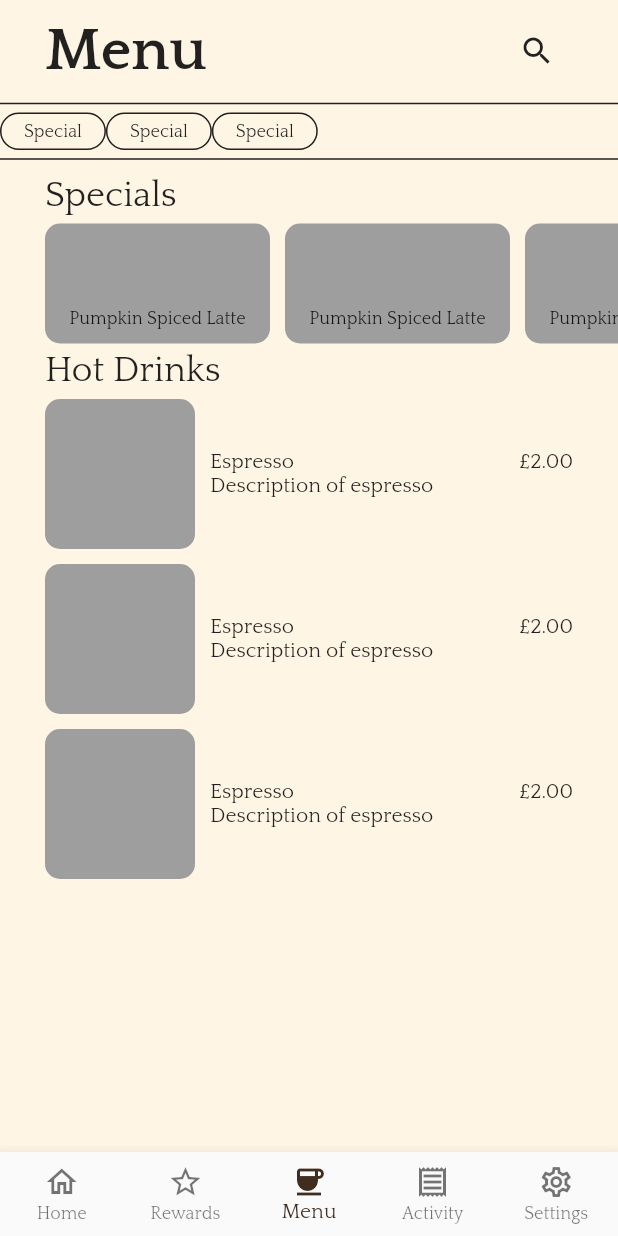
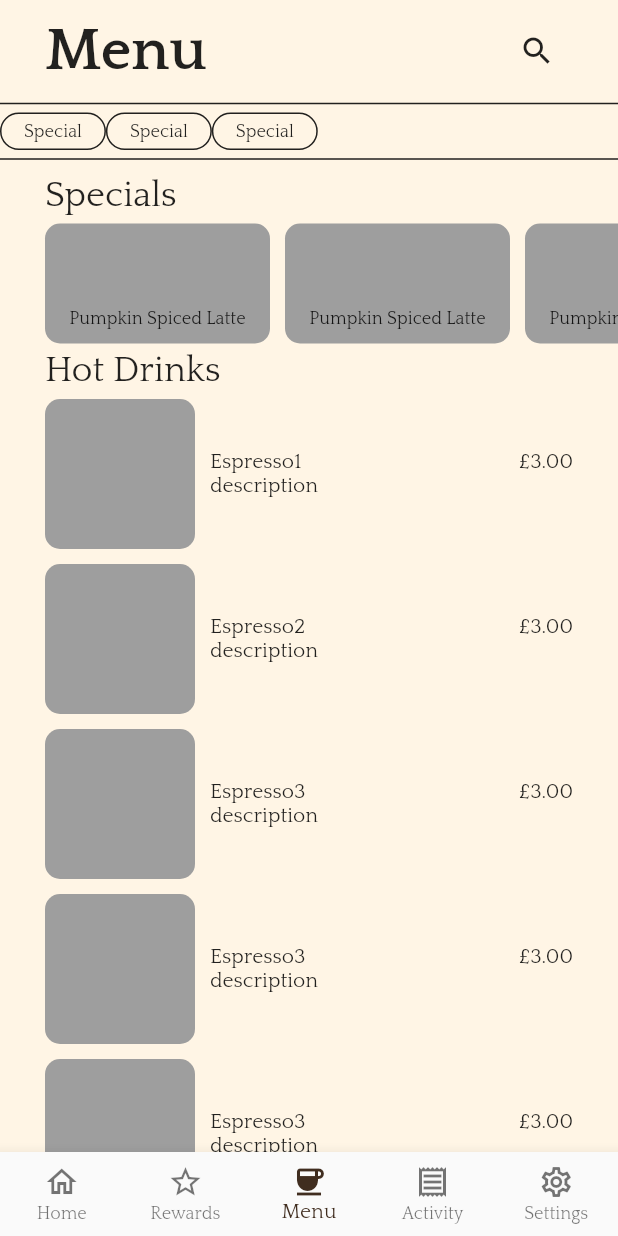
Before and after one commit to shawnanuptra/CameoCoffee, a Flutter app: the MenuScreen screen opened by its route, on a phone screen of 412 x 824 dp. Run offline on Flutter 3.47's test engine with Material 2 defaults, Android fonts, the phone set to English and light mode, and no system bars; our stand-ins replace email_validator, firebase_auth, firebase_core; accounts and stored records are empty.

Commit message:
Added model class Item Added Item Screen and navigation (by clicking on Menu Item)

```diff
--- a/lib/components/menu_components.dart
+++ b/lib/components/menu_components.dart
@@ -1,26 +1,23 @@
+import 'package:coffee_cameo/model/item_class.dart';
 import 'package:flutter/material.dart';
 import 'package:intl/intl.dart';
 
 import '../util/constants.dart';
 
 class MenuItem extends StatelessWidget {
-  const MenuItem({
+  MenuItem({
     Key? key,
-    required this.name,
-    required this.description,
-    required this.price,
+    required this.item,
+    this.onClick,
   }) : super(key: key);
 
-  final String name;
-  final String description;
-  final double price;
+  final Item item;
+  void Function()? onClick;
 
   @override
   Widget build(BuildContext context) {
     return InkWell(
-      onTap: () {
-        // todo: add menu item screen
-      },
+      onTap: onClick,
       child: Padding(
         padding: const EdgeInsets.symmetric(
             horizontal: kMainScreenHorizontalPadding, vertical: 5),
@@ -45,13 +42,13 @@ class MenuItem extends StatelessWidget {
                     mainAxisSize: MainAxisSize.max,
                     mainAxisAlignment: MainAxisAlignment.spaceBetween,
                     children: [
-                      Text('${name}'),
+                      Text('${item.name}'),
                       Text(
-                          '${NumberFormat.simpleCurrency(locale: 'en-GB').format(price)}'),
+                          '${NumberFormat.simpleCurrency(locale: 'en-GB').format(item.price)}'),
                     ],
                   ),
                   Row(
-                    children: [Text('${description}')],
+                    children: [Text('${item.description}')],
                   )
                 ],
               ),
@@ -109,7 +106,7 @@ class MenuCategory extends StatelessWidget {
         style: Theme.of(context).textTheme.bodySmall,
       ),
       decoration: BoxDecoration(
-        // color: Theme.of(context).colorScheme.background,
+          // color: Theme.of(context).colorScheme.background,
           borderRadius: const BorderRadius.horizontal(
             left: Radius.circular(15),
             right: Radius.circular(15),
--- a/lib/main.dart
+++ b/lib/main.dart
@@ -1,6 +1,7 @@
 import 'package:coffee_cameo/firebase_options.dart';
 import 'package:coffee_cameo/screens/activity_screen.dart';
 import 'package:coffee_cameo/screens/home_screen.dart';
+import 'package:coffee_cameo/screens/item_screen.dart';
 import 'package:coffee_cameo/screens/login_screen.dart';
 import 'package:coffee_cameo/screens/menu_screen.dart';
 import 'package:coffee_cameo/screens/rewards_screen.dart';
--- /dev/null
+++ b/lib/model/item_class.dart
@@ -0,0 +1,15 @@
+class Item {
+  final String name;
+  final String description;
+  final double price;
+  final String category;
+  final String itemSettings;
+
+  @override
+  String toString() {
+    return "${this.name}, ${this.description}, ${this.price.toString()}, ${this.category}, ${this.itemSettings}";
+  }
+
+  const Item(this.name, this.description, this.price, this.category,
+      this.itemSettings);
+}
--- a/lib/screens/menu_screen.dart
+++ b/lib/screens/menu_screen.dart
@@ -1,9 +1,10 @@
+import 'package:coffee_cameo/screens/item_screen.dart';
 import 'package:coffee_cameo/util/constants.dart';
 import 'package:flutter/material.dart';
-import 'package:intl/intl.dart';
 
 import '../components/botnavbar.dart';
 import '../components/menu_components.dart';
+import '../model/item_class.dart';
 
 class MenuScreen extends StatefulWidget {
   const MenuScreen({Key? key}) : super(key: key);
@@ -15,18 +16,30 @@ class MenuScreen extends StatefulWidget {
 class _MenuScreenState extends State<MenuScreen> {
   final int _selectedIndex = 2;
 
+  late final List<Item> items = [
+    Item('Espresso1', 'description', 3, 'category', 'itemSettings'),
+    Item('Espresso2', 'description', 3, 'category', 'itemSettings'),
+    Item('Espresso3', 'description', 3, 'category', 'itemSettings'),
+    Item('Espresso3', 'description', 3, 'category', 'itemSettings'),
+    Item('Espresso3', 'description', 3, 'category', 'itemSettings'),
+    Item('Espresso3', 'description', 3, 'category', 'itemSettings'),
+    Item('Espresso3', 'description', 3, 'category', 'itemSettings'),
+    Item('Espresso3', 'description', 3, 'category', 'itemSettings'),
+    Item('Espresso3', 'description', 3, 'category', 'itemSettings'),
+    Item('Espresso3', 'description', 3, 'category', 'itemSettings'),
+  ];
+
   @override
   Widget build(BuildContext context) {
     return Scaffold(
       bottomNavigationBar: BotNavBar(selectedIndex: _selectedIndex),
       body: SafeArea(
         child: Column(
-          mainAxisSize: MainAxisSize.min,
+          mainAxisSize: MainAxisSize.max,
           children: [
             // Title and search
             Padding(
-              padding:
-              const EdgeInsets.symmetric(horizontal: 30, vertical: 10),
+              padding: const EdgeInsets.symmetric(horizontal: 30, vertical: 10),
               child: Row(
                 mainAxisSize: MainAxisSize.max,
                 mainAxisAlignment: MainAxisAlignment.spaceBetween,
@@ -112,7 +125,7 @@ class _MenuScreenState extends State<MenuScreen> {
 
                   // OTHER CATEGORIES
                   Column(
-                    mainAxisSize: MainAxisSize.min,
+                    mainAxisSize: MainAxisSize.max,
                     crossAxisAlignment: CrossAxisAlignment.start,
                     children: [
                       // Title
@@ -125,21 +138,22 @@ class _MenuScreenState extends State<MenuScreen> {
                         ),
                       ),
 
-                      // List of Items
-                      MenuItem(
-                        name: 'Espresso',
-                        price: 2,
-                        description: 'Description of espresso',
-                      ),
-                      MenuItem(
-                        name: 'Espresso',
-                        price: 2,
-                        description: 'Description of espresso',
-                      ),
-                      MenuItem(
-                        name: 'Espresso',
-                        price: 2,
-                        description: 'Description of espresso',
+                      ListView.builder(
+                        shrinkWrap: true,
+                        physics: ClampingScrollPhysics(),
+                        itemCount: items.length,
+                        itemBuilder: (context, index) {
+                          return MenuItem(
+                            item: items[index],
+                            onClick: () {
+                              Navigator.push(
+                                  context,
+                                  MaterialPageRoute(
+                                      builder: (context) =>
+                                          ItemScreen(items[index])));
+                            },
+                          );
+                        },
                       ),
                     ],
                   )
```
Also changed, not shown: lib/screens/home_screen.dart (+62 -2 lines), lib/screens/item_screen.dart (added, +16 -0 lines).
